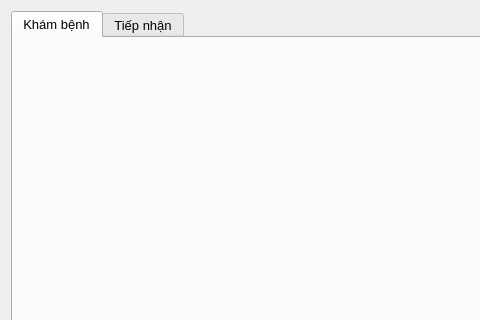
The window that src/app/ui/MainWindow.ui (Kiritokun0909/bvgd_project) describes before a commit, drawn with Qt 5; both pictures show x 0 to 480 and y 0 to 320 of the 1366 by 768 pixel window.
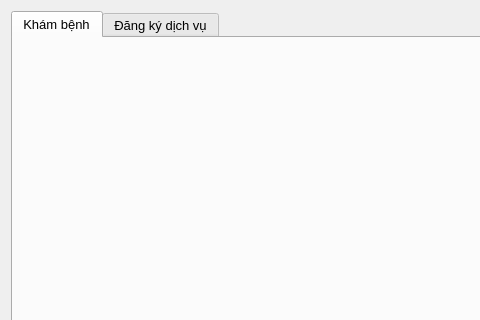
The same window after the commit. The open tabs and pages were chosen to show the change.

```diff
--- a/src/app/ui/MainWindow.ui
+++ b/src/app/ui/MainWindow.ui
@@ -40,7 +40,7 @@
      </widget>
      <widget class="QWidget" name="tab_tiep_nhan">
       <attribute name="title">
-       <string>Tiếp nhận</string>
+       <string>Đăng ký dịch vụ</string>
       </attribute>
      </widget>
     </widget>
```
Left out of the diff: 4 changed lines with no effect on the pictures.
